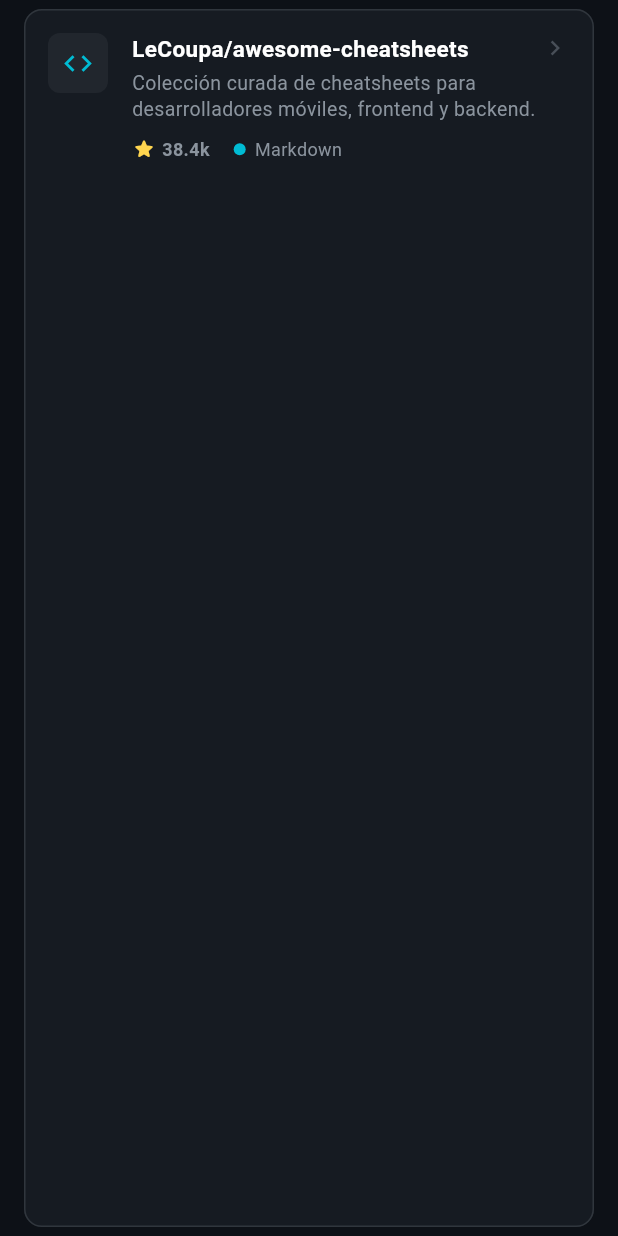
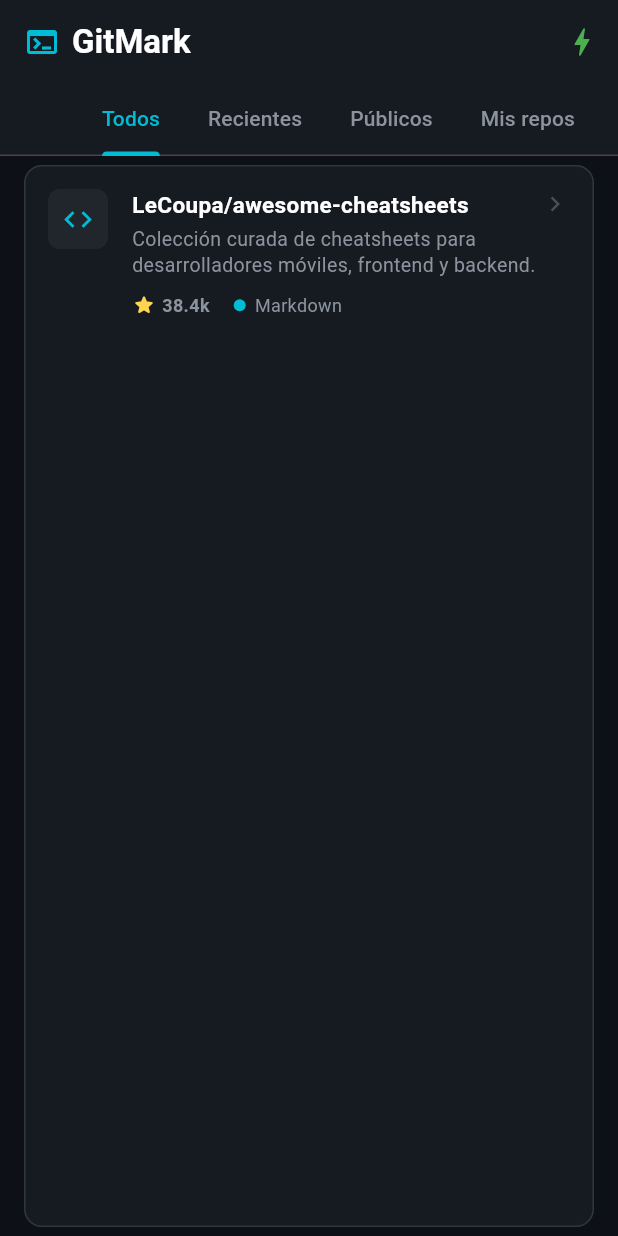
Before and after one commit to martinvarela206/GitMark, a Flutter app: the screen it shows after launch, on a phone screen of 412 x 824 dp. Run offline on Flutter 3.47's test engine with Material 3 defaults, Android fonts, the phone set to English and light mode, and no system bars.

Commit message:
feat: AppBar, Navbar-Brand, Cuota API y TabBarApp.

```diff
--- a/lib/src/pages/home_page.dart
+++ b/lib/src/pages/home_page.dart
@@ -1,24 +1,39 @@
 import 'package:flutter/material.dart';
+import 'package:gitmark/src/theme/app_theme.dart';
+import 'package:gitmark/src/widgets/cuota_api_info.dart';
+import 'package:gitmark/src/widgets/gitmark_brand.dart';
 import 'package:gitmark/src/widgets/repo_card.dart';
+import 'package:gitmark/src/widgets/tab_bar_app.dart';
 
 class HomePage extends StatelessWidget {
   const HomePage({super.key});
 
   @override
   Widget build(BuildContext context) {
-    return Scaffold(
+    return DefaultTabController( // Gestor automatico de pestaña, sincroniza el TabBar (pestañas) con el TabBarView (contenido para cada pestaña)
+      length: 4, // 4 pestañas: Todos, Recientes, Públicos, Mis repos
+      child: Scaffold(
+        backgroundColor: AppTheme.fondoPrincipal,
+        appBar: AppBar(
+          backgroundColor: AppTheme.fondoTarjeta,
+          elevation: 0,
+
+          title: const GitmarkBrand(), // superior izquierda
+
+          actions: [ // superior derecha
+            CuotaApiInfo(),
+          ],
+
+          bottom: const TabBarApp(), // Pestañas
+        ),
         body: Center(
           child: RepoCard(
             fullName: 'LeCoupa/awesome-cheatsheets',
             description: 'Colección curada de cheatsheets para desarrolladores móviles, frontend y backend.',
             starsCount: 38400,
             language: 'Markdown',
-          onTap: () {
-            // Acción táctil de prueba
-            ScaffoldMessenger.of(context).showSnackBar(
-              const SnackBar(content: Text('¡Tocaste la tarjeta!')),
-            );
-          },
+            onTap: () {},
+          ),
         ),
       ),
     );
--- /dev/null
+++ b/lib/src/widgets/cuota_api_info.dart
@@ -0,0 +1,14 @@
+import 'package:flutter/material.dart';
+
+class CuotaApiInfo extends StatelessWidget {
+  const new({super.key});
+
+  @override
+  Widget build(BuildContext context) {
+    return IconButton(
+      icon: const Icon(Icons.bolt, color: Colors.green),
+      tooltip: 'Cuota API: 60/60',
+      onPressed: () {},
+    );
+  }
+}
--- /dev/null
+++ b/lib/src/widgets/gitmark_brand.dart
@@ -0,0 +1,24 @@
+import 'package:flutter/material.dart';
+import 'package:gitmark/src/theme/app_theme.dart';
+
+class GitmarkBrand extends StatelessWidget {
+  const new({super.key});
+
+  @override
+  Widget build(BuildContext context) {
+    return const Row(
+      children: [
+        // Icon, SizedBox y Text componen el Brand de GitMark
+        Icon(Icons.terminal, color: AppTheme.acentoCyan),
+        SizedBox(width: 8),
+        Text(
+          'GitMark',
+          style: TextStyle(
+            fontWeight: FontWeight.bold,
+            color: AppTheme.textoPrincipal,
+          ),
+        ),
+      ],
+    );
+  }
+}
--- /dev/null
+++ b/lib/src/widgets/tab_bar_app.dart
@@ -0,0 +1,26 @@
+import 'package:flutter/material.dart';
+import 'package:gitmark/src/theme/app_theme.dart';
+
+class TabBarApp extends StatelessWidget implements PreferredSizeWidget {
+  const TabBarApp({super.key});
+
+  @override
+  Widget build(BuildContext context) {
+    return const TabBar(
+      isScrollable: true,
+      indicatorColor: AppTheme.acentoCyan,
+      labelColor: AppTheme.acentoCyan,
+      unselectedLabelColor: AppTheme.textoSecundario,
+      tabs: [
+        Tab(text: 'Todos'),
+        Tab(text: 'Recientes'),
+        Tab(text: 'Públicos'),
+        Tab(text: 'Mis repos'),
+      ],
+    );
+  }
+
+  // Altura requerida por AppBar para saber cuánto espacio reservar
+  @override
+  Size get preferredSize => const Size.fromHeight(48.0);
+}
```
Lines whose indentation alone changed are shown as unchanged.
